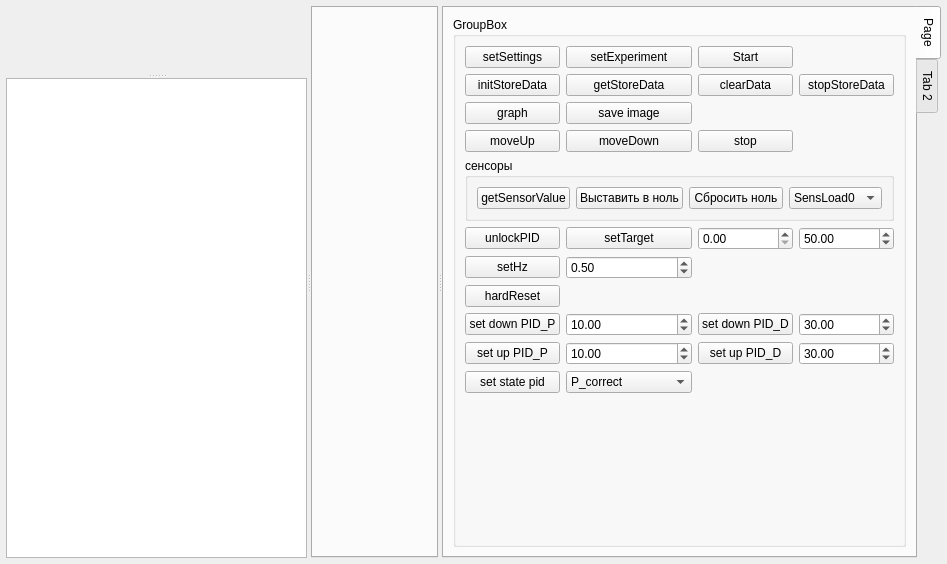
First picture: the form in pg-liga/experimentview.ui, repository predbannikov/pg-liga, before the edit.
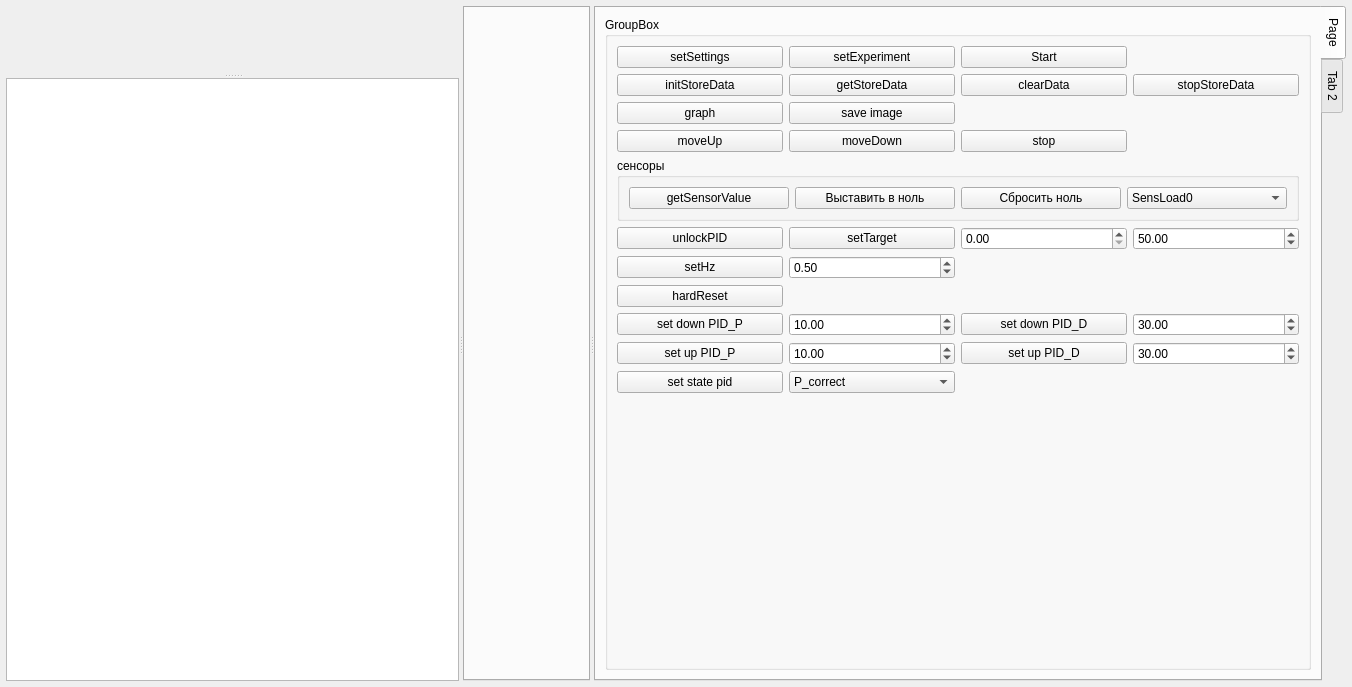
Second picture: the form after the edit.

```diff
--- a/pg-liga/experimentview.ui
+++ b/pg-liga/experimentview.ui
@@ -6,8 +6,8 @@
    <rect>
     <x>0</x>
     <y>0</y>
-    <width>947</width>
-    <height>564</height>
+    <width>1352</width>
+    <height>687</height>
    </rect>
   </property>
   <property name="windowTitle">
@@ -86,7 +86,7 @@
             <rect>
              <x>0</x>
              <y>0</y>
-             <width>309</width>
+             <width>466</width>
              <height>69</height>
             </rect>
            </property>
```
